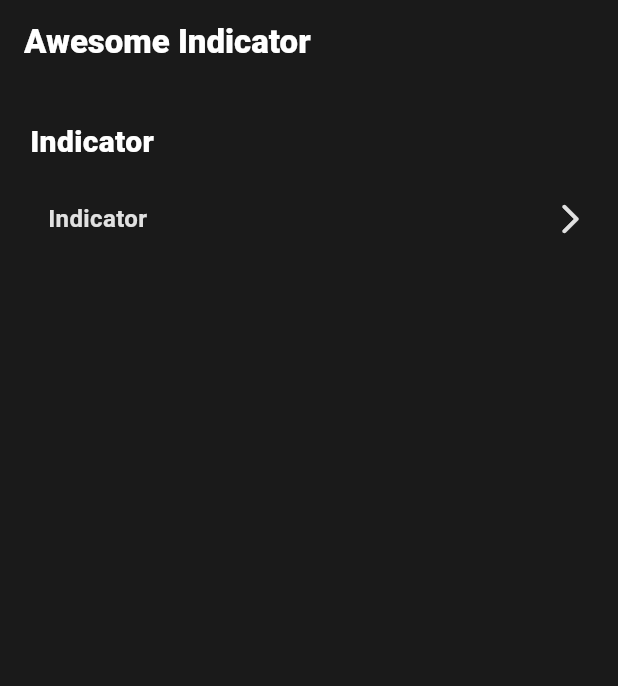
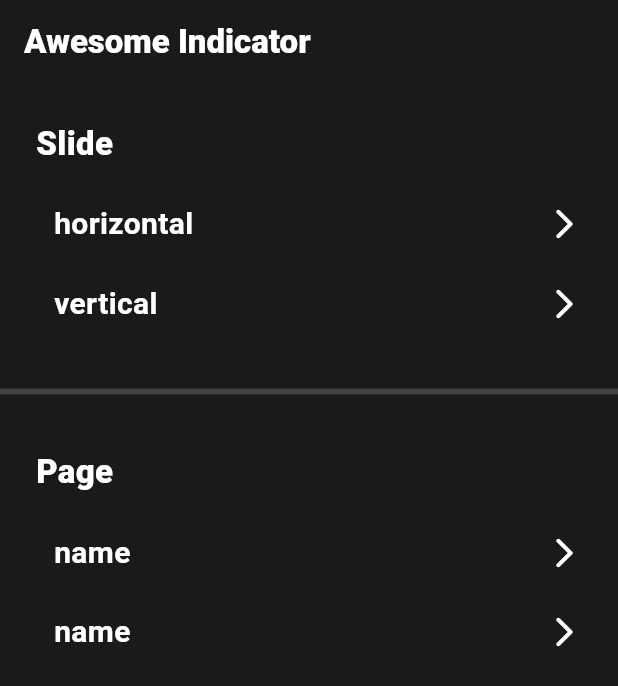
Before and after one commit to boglbbogl/awesome_indicator, a Flutter app: the screen it shows after launch, on a phone screen of 412 x 824 dp. Shown: the top 686 px of the screen. Run offline on Flutter 3.47's test engine with Material 3 defaults, Android fonts, the phone set to English and light mode, and no system bars.

Commit message:
example update

```diff
--- a/example/lib/example_page.dart
+++ b/example/lib/example_page.dart
@@ -1,4 +1,4 @@
-import 'package:example/example_awesome_indicator.dart';
+import 'package:example/example_slide_horizontal.dart';
 import 'package:flutter/material.dart';
 import 'package:flutter/services.dart';
 
@@ -23,13 +23,24 @@ class ExamplePage extends StatelessWidget {
       body: ListView(
         children: [
           _content(
-            "Indicator",
+            "Slide",
             [
-              _button(
-                "Indicator",
-                () => Navigator.of(context).push(MaterialPageRoute(
-                    builder: (_) => const ExampleAwesomeIndicator())),
-              ),
+              _item(
+                  "horizontal",
+                  () => Navigator.of(context).push(MaterialPageRoute(
+                      builder: (_) => const ExampleSlideHorizontal()))),
+              _item(
+                  "vertical",
+                  () => Navigator.of(context).push(MaterialPageRoute(
+                      builder: (_) => const ExampleSlideHorizontal()))),
+            ],
+          ),
+          _divider(),
+          _content(
+            "Page",
+            [
+              _item("name", () => null),
+              _item("name", () => null),
             ],
           ),
         ],
@@ -37,8 +48,14 @@ class ExamplePage extends StatelessWidget {
     );
   }
 
-  GestureDetector _button(
-    String content,
+  Container _divider() => Container(
+        margin: const EdgeInsets.only(bottom: 12, top: 24),
+        height: 4,
+        color: const Color.fromRGBO(66, 66, 66, 1),
+      );
+
+  GestureDetector _item(
+    String name,
     Function() onTap,
   ) {
     return GestureDetector(
@@ -47,25 +64,23 @@ class ExamplePage extends StatelessWidget {
         onTap();
       },
       child: Container(
-        height: 50,
         color: Colors.transparent,
-        margin: const EdgeInsets.only(top: 0),
-        padding: const EdgeInsets.only(left: 12),
+        margin: const EdgeInsets.only(left: 12, top: 24),
         child: Row(
           mainAxisAlignment: MainAxisAlignment.spaceBetween,
           children: [
             Text(
-              content,
+              name,
               style: const TextStyle(
                 fontWeight: FontWeight.bold,
-                color: Color.fromRGBO(225, 225, 225, 1),
-                fontSize: 16,
+                color: Colors.white,
+                fontSize: 20,
               ),
             ),
             const Icon(
               Icons.arrow_forward_ios_rounded,
-              color: Color.fromRGBO(225, 225, 225, 1),
-            ),
+              color: Colors.white,
+            )
           ],
         ),
       ),
@@ -77,8 +92,8 @@ class ExamplePage extends StatelessWidget {
     List<Widget> children,
   ) {
     return Container(
-      margin: const EdgeInsets.only(top: 24),
-      padding: const EdgeInsets.symmetric(horizontal: 20),
+      margin: const EdgeInsets.only(top: 24, bottom: 18),
+      padding: const EdgeInsets.symmetric(horizontal: 24),
       color: Colors.transparent,
       child: Column(
         crossAxisAlignment: CrossAxisAlignment.start,
@@ -88,12 +103,10 @@ class ExamplePage extends StatelessWidget {
             style: const TextStyle(
               fontWeight: FontWeight.w900,
               color: Colors.white,
-              fontSize: 20,
+              fontSize: 22,
             ),
           ),
-          const SizedBox(height: 12),
           ...children,
-          const SizedBox(height: 24),
         ],
       ),
     );
--- a/lib/widgets/slide_widget.dart
+++ b/lib/widgets/slide_widget.dart
@@ -208,7 +208,7 @@ class _SlideWidgetState extends State<SlideWidget> {
     if (widget.isDebug) {
       if (kDebugMode) {
         print(
-            "AwesomeSlideIndicator(ratio: $ratio%, pixel: ${pixel.toStringAsFixed(2)}, direction: ${widget.scrollDirection.name})");
+            "AwesomeIndicator(ratio: $ratio%, pixel: ${pixel.toStringAsFixed(2)}, direction: ${widget.scrollDirection.name})");
       }
     }
   }
```
Also changed, not shown: example/lib/example_awesome_indicator.dart (deleted, +0 -80 lines), example/lib/example_slide_horizontal.dart (added, +97 -0 lines), lib/awesome_indicator.dart (+15 -5 lines).
